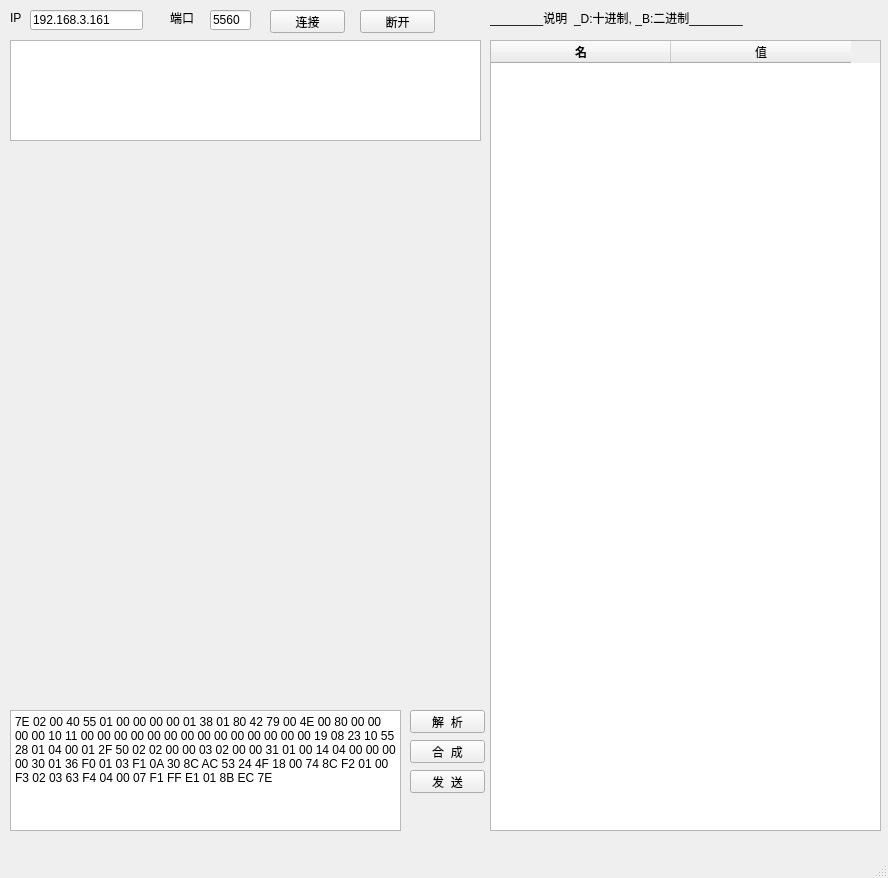
First picture: the form in analyse/UI.ui, repository uyaly/study2018, before the edit.
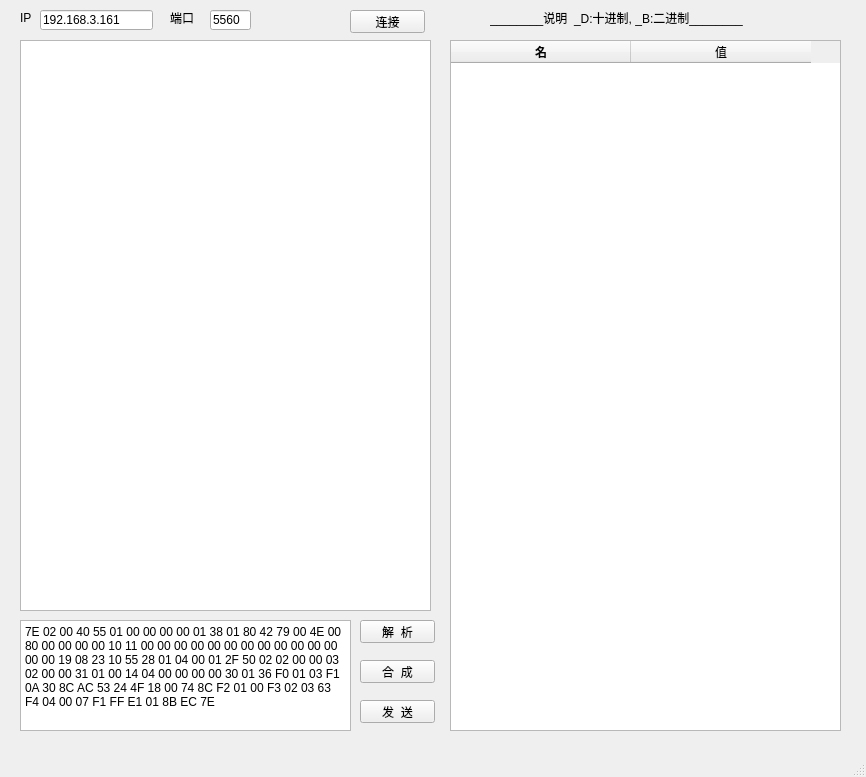
Second picture: the form after the edit.

The edit to the form file:
```diff
--- a/analyse/UI.ui
+++ b/analyse/UI.ui
@@ -6,8 +6,8 @@
    <rect>
     <x>0</x>
     <y>0</y>
-    <width>888</width>
-    <height>878</height>
+    <width>866</width>
+    <height>777</height>
    </rect>
   </property>
   <property name="windowTitle">
@@ -17,10 +17,10 @@
    <widget class="QTextEdit" name="textEdit">
     <property name="geometry">
      <rect>
-      <x>10</x>
-      <y>710</y>
-      <width>391</width>
-      <height>121</height>
+      <x>20</x>
+      <y>620</y>
+      <width>331</width>
+      <height>111</height>
      </rect>
     </property>
     <property name="html">
@@ -47,10 +47,10 @@
    <widget class="QTableWidget" name="tableWidget">
     <property name="geometry">
      <rect>
-      <x>490</x>
+      <x>450</x>
       <y>40</y>
       <width>391</width>
-      <height>791</height>
+      <height>691</height>
      </rect>
     </property>
     <attribute name="horizontalHeaderCascadingSectionResizes">
@@ -79,8 +79,8 @@
    <widget class="QPushButton" name="Button_apart">
     <property name="geometry">
      <rect>
-      <x>410</x>
-      <y>710</y>
+      <x>360</x>
+      <y>620</y>
       <width>75</width>
       <height>23</height>
      </rect>
@@ -92,8 +92,8 @@
    <widget class="QPushButton" name="Button_join">
     <property name="geometry">
      <rect>
-      <x>410</x>
-      <y>740</y>
+      <x>360</x>
+      <y>660</y>
       <width>75</width>
       <height>23</height>
      </rect>
@@ -128,8 +128,8 @@
    <widget class="QPushButton" name="Button_send">
     <property name="geometry">
      <rect>
-      <x>410</x>
-      <y>770</y>
+      <x>360</x>
+      <y>700</y>
       <width>75</width>
       <height>23</height>
      </rect>
@@ -141,17 +141,17 @@
    <widget class="QTextEdit" name="textEdit_log">
     <property name="geometry">
      <rect>
-      <x>10</x>
+      <x>20</x>
       <y>40</y>
-      <width>471</width>
-      <height>101</height>
+      <width>411</width>
+      <height>571</height>
      </rect>
     </property>
    </widget>
    <widget class="QLineEdit" name="lineEdit_IP">
     <property name="geometry">
      <rect>
-      <x>30</x>
+      <x>40</x>
       <y>10</y>
       <width>113</width>
       <height>20</height>
@@ -164,7 +164,7 @@
    <widget class="QLabel" name="label">
     <property name="geometry">
      <rect>
-      <x>10</x>
+      <x>20</x>
       <y>10</y>
       <width>21</width>
       <height>16</height>
@@ -203,7 +203,7 @@
    <widget class="QPushButton" name="Button_conn">
     <property name="geometry">
      <rect>
-      <x>270</x>
+      <x>350</x>
       <y>10</y>
       <width>75</width>
       <height>23</height>
@@ -213,19 +213,6 @@
      <string>连接</string>
     </property>
    </widget>
-   <widget class="QPushButton" name="Button_disconn">
-    <property name="geometry">
-     <rect>
-      <x>360</x>
-      <y>10</y>
-      <width>75</width>
-      <height>23</height>
-     </rect>
-    </property>
-    <property name="text">
-     <string>断开</string>
-    </property>
-   </widget>
    <zorder>textEdit</zorder>
    <zorder>label_2</zorder>
    <zorder>tableWidget</zorder>
```
Left out of the diff: 3 changed lines with no effect on the pictures.
